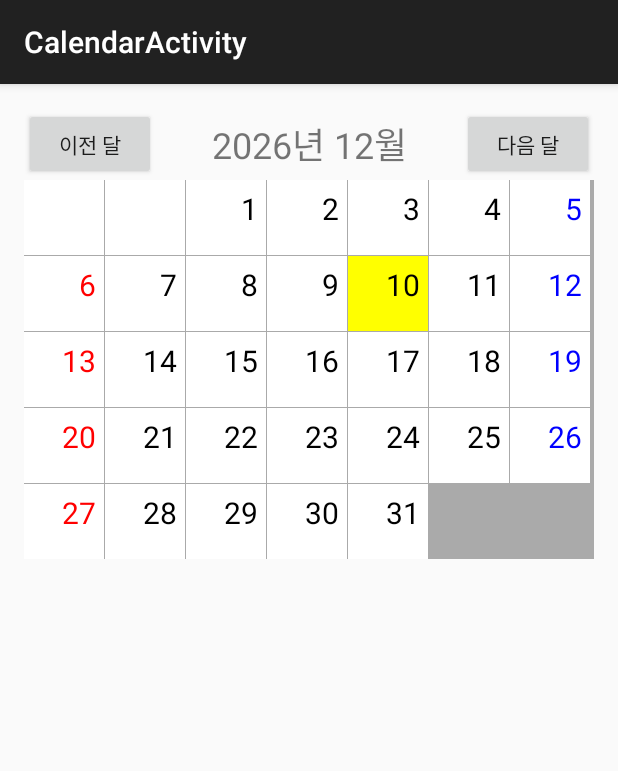
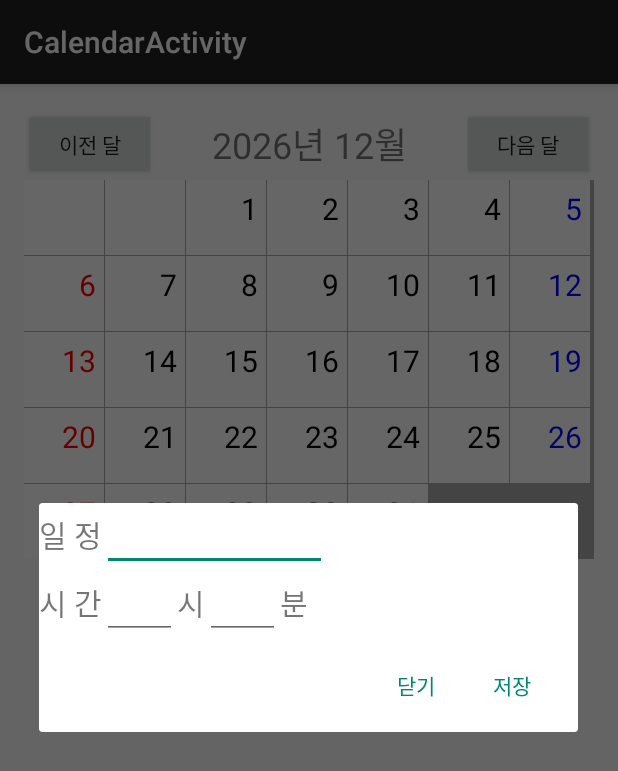
Before and after one commit to hsi6446/android_exam, an Android app: the CalendarActivity screen opened directly, with no data from a screen before it, after a tap on "10", on a phone screen of 412 x 824 dp. Shown: the top 771 px of the screen. Run offline under Robolectric (Android 15) with nearby library versions, the phone set to English and light mode, and no system bars; 2 other taps on this screen came first.

```diff
--- a/app/src/main/java/com/example/android/android_exam/Calendar/CalendarActivity.java
+++ b/app/src/main/java/com/example/android/android_exam/Calendar/CalendarActivity.java
@@ -1,9 +1,13 @@
 
 package com.example.android.android_exam.Calendar;
 
+import android.content.DialogInterface;
 import android.os.Bundle;
+import android.support.v7.app.AlertDialog;
 import android.support.v7.app.AppCompatActivity;
+import android.view.LayoutInflater;
 import android.view.View;
+import android.widget.AdapterView;
 import android.widget.TextView;
 
 import com.example.android.android_exam.R;
@@ -11,10 +15,11 @@
 import java.util.Calendar;
 import java.util.List;
 
-public class CalendarActivity extends AppCompatActivity implements View.OnClickListener {
+public class CalendarActivity extends AppCompatActivity implements View.OnClickListener,
+        AdapterView.OnItemClickListener {
 
     private List<Calendar> mList;
-    private CalendarAdapter mCalendarAdaptor;
+    private CalendarAdapter mCalendarAdapter;
     private CalendarView mCalendarView;
     private TextView mTitleTextView;
 
@@ -29,12 +34,14 @@
         mTitleTextView = (TextView) findViewById(R.id.title_text_view);
 
         // 어뎁터 준비
-        mCalendarAdaptor = new CalendarAdapter(this);
+        mCalendarAdapter = new CalendarAdapter(this);
 
         // view 에 어뎁터를 설정
         mCalendarView = (CalendarView) findViewById(R.id.calendar);
-        mCalendarView.setAdapter(mCalendarAdaptor);
+        mCalendarView.setAdapter(mCalendarAdapter);
 
+        // 아이템 클릭 이벤트 연결
+        mCalendarView.setOnItemClickListener(this);
 
     }
 
@@ -42,11 +49,11 @@
     public void onClick(View v) {
         switch (v.getId()) {
             case R.id.prev_btn:
-                mCalendarAdaptor.prevMonth();
+                mCalendarAdapter.prevMonth();
                 updateTitle();
                 break;
             case R.id.next_btn:
-                mCalendarAdaptor.nextMonth();
+                mCalendarAdapter.nextMonth();
                 updateTitle();
                 break;
 
@@ -57,9 +64,29 @@
     }
 
     private void updateTitle() {
-        int year = mCalendarAdaptor.getCalendar().get(Calendar.YEAR);
-        int month = mCalendarAdaptor.getCalendar().get(Calendar.MONTH) + 1;
+        int year = mCalendarAdapter.getCalendar().get(Calendar.YEAR);
+        int month = mCalendarAdapter.getCalendar().get(Calendar.MONTH) + 1;
         mTitleTextView.setText(year + "년 " + month + "월");
     }
 
+    @Override
+    public void onItemClick(AdapterView<?> parent, View view, int position, long id) {
+        AlertDialog.Builder builder = new AlertDialog.Builder(this);
+        builder.setNegativeButton("닫기", null);
+        builder.setPositiveButton("저장", new DialogInterface.OnClickListener() {
+            @Override
+            public void onClick(DialogInterface dialog, int which) {
+                // 뭔가 합니다.
+            }
+        });
+
+        View view2 = LayoutInflater.from(this).inflate(R.layout.dialog_schedule, parent,
+                false);
+
+        // 액티비티에서만 사용 가능함.
+        // View view2 = getLayoutInflater().inflate(R.layout.dialog_schedule, null);
+
+        builder.setView(view2);
+        builder.show();
+    }
 }
--- a/app/src/main/java/com/example/android/android_exam/Calendar/CalendarAdapter.java
+++ b/app/src/main/java/com/example/android/android_exam/Calendar/CalendarAdapter.java
@@ -25,6 +25,7 @@
     private Context mContext;
     private Calendar mCalendar;
     private int mSelectedPosition = -1;
+
 
 
     public CalendarAdapter(Context context) {
--- a/app/src/main/java/com/example/android/android_exam/MainActivity.java
+++ b/app/src/main/java/com/example/android/android_exam/MainActivity.java
@@ -12,6 +12,8 @@
 import com.example.android.android_exam.Activity.WebActivity;
 import com.example.android.android_exam.Animation.AnimationActivity;
 import com.example.android.android_exam.Calendar.CalendarActivity;
+import com.example.android.android_exam.Calendar2.Calendar2Activity;
+import com.example.android.android_exam.Extra.ExtraActivity;
 import com.example.android.android_exam.Mission01.Mission01Activity;
 import com.example.android.android_exam.Mission02.Mission02MainActivity;
 import com.example.android.android_exam.Mission03.Mission03MainActivity;
@@ -57,6 +59,8 @@
         addItem(myData, "Datepicker Dialog 연습", DatePickerDialogActivity.class);
         addItem(myData, "Animation 연습", AnimationActivity.class);
         addItem(myData, "Calendar 연습", CalendarActivity.class);
+        addItem(myData, "Calendar2", Calendar2Activity.class);
+        addItem(myData, "잉잉이 리스트뷰 연습", ExtraActivity.class);
 //        addItem(myData, "Mission03MainActivity". Mission03MainActivity.class);
         // ----- 메뉴 추가 여기까지
 
--- /dev/null
+++ b/app/src/main/res/layout/dialog_schedule.xml
@@ -0,0 +1,62 @@
+<?xml version="1.0" encoding="utf-8"?>
+<LinearLayout xmlns:android="http://schemas.android.com/apk/res/android"
+    android:layout_width="match_parent"
+    android:layout_height="match_parent"
+    android:orientation="vertical">
+
+    <LinearLayout
+        android:orientation="horizontal"
+        android:layout_width="match_parent"
+        android:layout_height="wrap_content">
+
+    <TextView
+        android:layout_width="wrap_content"
+        android:layout_height="wrap_content"
+        android:text="일 정"
+        android:textSize="20sp"/>
+    <EditText
+        android:id="@+id/schedule_edit_text"
+        android:layout_width="150dp"
+        android:layout_height="wrap_content" />
+
+    </LinearLayout>
+
+    <LinearLayout
+        android:orientation="horizontal"
+        android:layout_width="match_parent"
+        android:layout_height="wrap_content">
+
+        <TextView
+            android:layout_width="wrap_content"
+            android:layout_height="wrap_content"
+            android:text="시 간"
+            android:textSize="20sp"/>
+
+        <EditText
+            android:id="@+id/hour_edit_text"
+            android:inputType="number"
+            android:layout_width="50dp"
+            android:layout_height="wrap_content" />
+
+        <TextView
+            android:layout_width="wrap_content"
+            android:layout_height="wrap_content"
+            android:text="시"
+            android:textSize="20sp"/>
+
+        <EditText
+            android:inputType="number"
+            android:id="@+id/minute_edit_text"
+            android:layout_width="50dp"
+            android:layout_height="wrap_content" />
+
+        <TextView
+            android:layout_width="wrap_content"
+            android:layout_height="wrap_content"
+            android:text="분"
+            android:textSize="20sp"/>
+
+
+    </LinearLayout>
+
+</LinearLayout>
--- a/app/src/main/res/values/strings.xml
+++ b/app/src/main/res/values/strings.xml
@@ -16,4 +16,5 @@
     <string name="title_activity_web">WebActivity</string>
     <string name="title_activity_date_picker_dialog">DatePickerDialogActivity</string>
     <string name="title_activity_calendar">CalendarActivity</string>
+    <string name="title_activity_list_view">ListViewActivity</string>
 </resources>
```
Also changed, not shown: app/src/main/AndroidManifest.xml (+8 -0 lines), app/src/main/java/com/example/android/android_exam/Calendar/Schedule.java (added, +7 -0 lines), app/src/main/java/com/example/android/android_exam/Calendar2/Calendar2Activity.java (added, +21 -0 lines), app/src/main/java/com/example/android/android_exam/Extra/ExtraActivity.java (added, +68 -0 lines), app/src/main/java/com/example/android/android_exam/Extra/ExtraAdapter.java (added, +110 -0 lines), app/src/main/java/com/example/android/android_exam/Extra/Leva.java (added, +40 -0 lines), app/src/main/res/layout/activity_calendar2.xml (added, +14 -0 lines), app/src/main/res/layout/activity_extra.xml (added, +43 -0 lines), app/src/main/res/layout/activity_levamain.xml (added, +14 -0 lines), app/src/main/res/layout/item_schedule.xml (added, +13 -0 lines), app/src/main/res/menu/menu_list_view.xml (added, +7 -0 lines).
